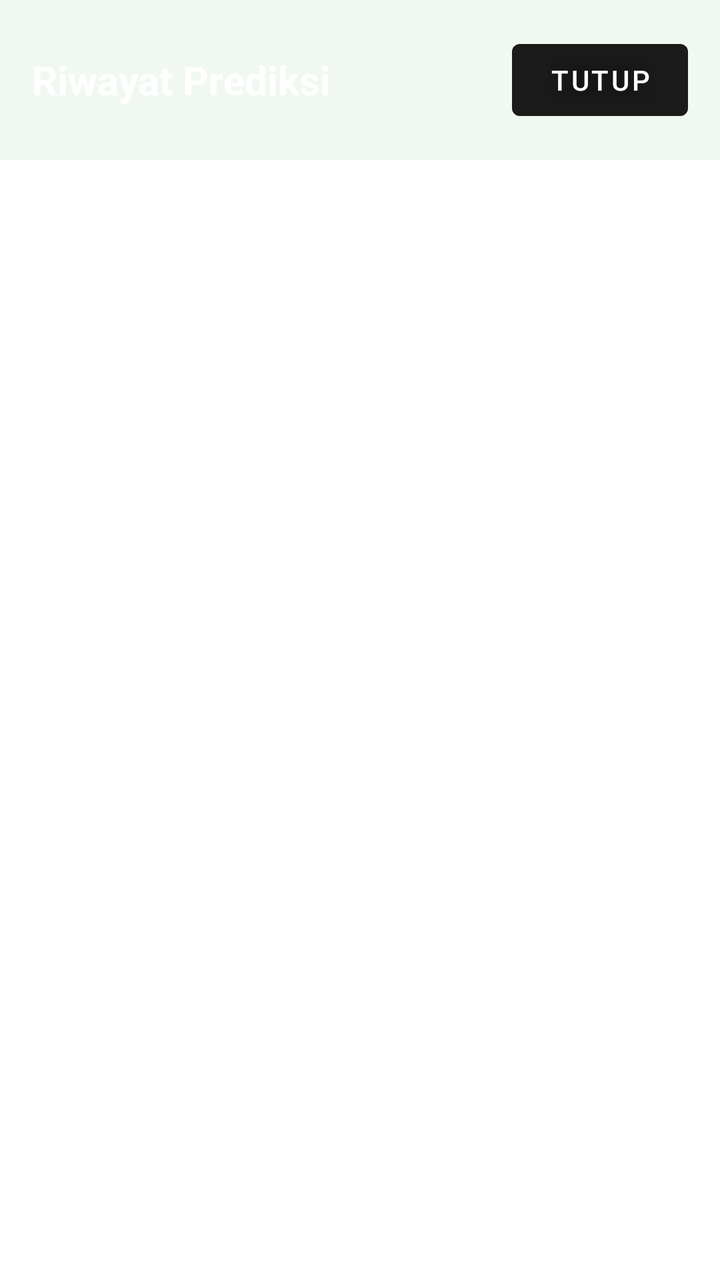
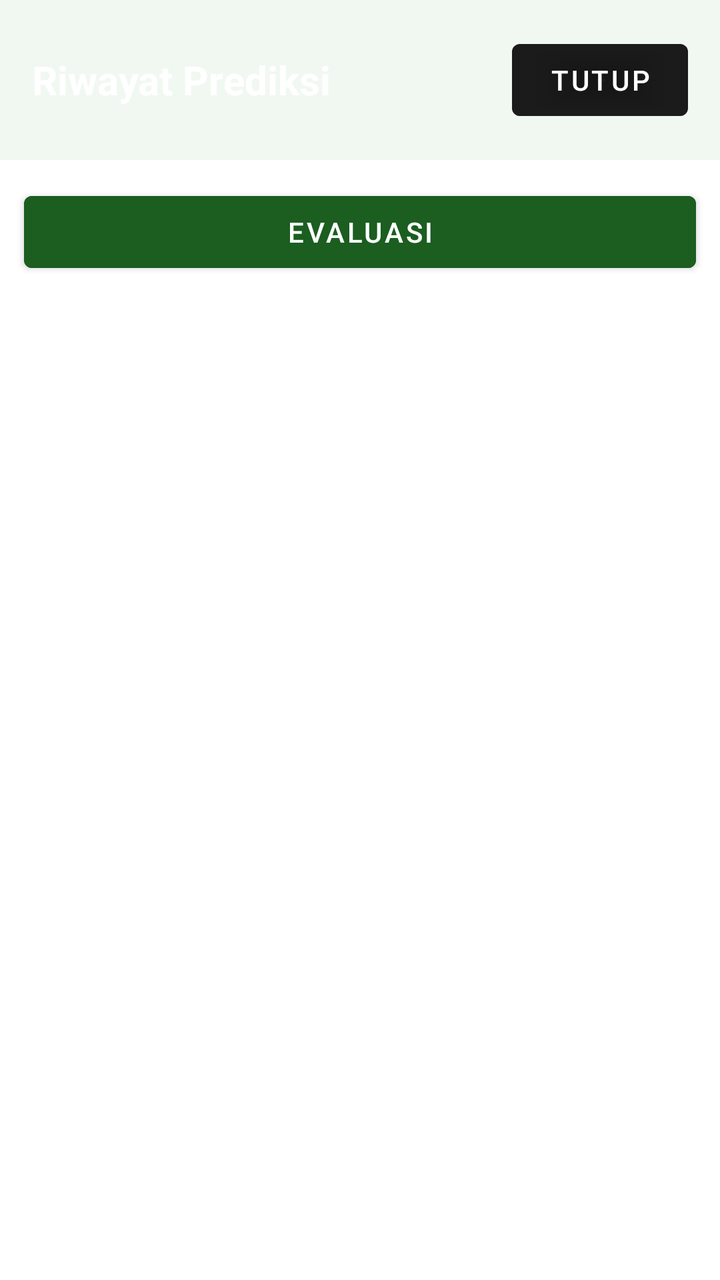

An Android layout rendered at two revisions. The XML below is the earlier revision; the diff shows what the commit changed to produce the second picture.
<!-- AndroidManifest.xml: application theme Theme.BisindoRecognizer -->
<!-- res/layout/activity_history.xml -->
<?xml version="1.0" encoding="utf-8"?>
<LinearLayout xmlns:android="http://schemas.android.com/apk/res/android"
    android:layout_width="match_parent"
    android:layout_height="match_parent"
    android:orientation="vertical"
    android:background="#FFFFFF">

    <LinearLayout
        android:layout_width="match_parent"
        android:layout_height="wrap_content"
        android:orientation="horizontal"
        android:gravity="center_vertical"
        android:padding="16dp"
        android:background="@color/menu_background">

        <TextView
            android:layout_width="0dp"
            android:layout_height="wrap_content"
            android:layout_weight="1"
            android:text="@string/history_title"
            android:textColor="#FFFFFF"
            android:textSize="20sp"
            android:textStyle="bold" />

        <Button
            android:id="@+id/btnCloseHistory"
            android:layout_width="wrap_content"
            android:layout_height="wrap_content"
            android:backgroundTint="#AA000000"
            android:text="@string/btn_close_history"
            android:textColor="#FFFFFF" />
    </LinearLayout>

    <TextView
        android:id="@+id/emptyText"
        android:layout_width="match_parent"
        android:layout_height="wrap_content"
        android:layout_marginTop="32dp"
        android:gravity="center"
        android:text="@string/history_empty"
        android:textColor="#757575"
        android:visibility="gone" />

    <androidx.recyclerview.widget.RecyclerView
        android:id="@+id/historyList"
        android:layout_width="match_parent"
        android:layout_height="match_parent"
        android:clipToPadding="false"
        android:padding="8dp" />

</LinearLayout>
<!-- resources referenced by this layout -->
<resources>
  <color name="menu_background">#F1F8F1</color>
  <string name="btn_close_history">Tutup</string>
  <string name="history_empty">Belum ada riwayat prediksi. Rekam gerakan dulu di layar Kamera.</string>
  <string name="history_title">Riwayat Prediksi</string>
  <style name="Theme.BisindoRecognizer" parent="Theme.MaterialComponents.DayNight.NoActionBar">
          <item name="colorPrimary">@color/ic_launcher_background</item>
          <item name="colorPrimaryDark">@color/ic_launcher_background</item>
          <item name="colorAccent">@color/ic_launcher_foreground</item>
      </style>
  <color name="ic_launcher_background">#1B5E20</color>
  <color name="ic_launcher_foreground">#FFFFFF</color>
</resources>

<!-- the commit's change to res/layout/activity_history.xml (unified diff, before → after) -->
@@ -31,6 +31,15 @@
             android:textColor="#FFFFFF" />
     </LinearLayout>
 
+    <Button
+        android:id="@+id/btnEvaluation"
+        android:layout_width="match_parent"
+        android:layout_height="wrap_content"
+        android:layout_margin="12dp"
+        android:backgroundTint="@color/ic_launcher_background"
+        android:text="@string/btn_evaluation"
+        android:textColor="#FFFFFF" />
+
     <TextView
         android:id="@+id/emptyText"
         android:layout_width="match_parent"
<!-- resource entries referenced after the edit -->
@@ -2,6 +2,7 @@
 <resources>
   <color name="menu_background">#F1F8F1</color>
   <string name="btn_close_history">Tutup</string>
+  <string name="btn_evaluation">Evaluasi</string>
   <string name="history_empty">Belum ada riwayat prediksi. Rekam gerakan dulu di layar Kamera.</string>
   <string name="history_title">Riwayat Prediksi</string>
   <style name="Theme.BisindoRecognizer" parent="Theme.MaterialComponents.DayNight.NoActionBar">
